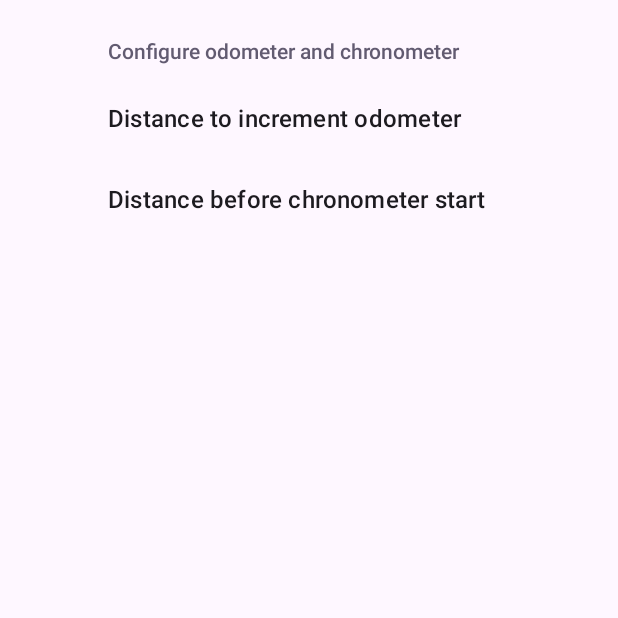
After one commit to b0bChoK/Rallye_Dashboard, an Android app: the fragment SettingsFragment shown on its own in the app's theme, on a phone screen of 412 x 824 dp, the top half of it. The commit adds this screen. Run offline under Robolectric (Android 15) with nearby library versions, the phone set to English and light mode, and no system bars; our stand-ins replace androidx.preference; pictures from the network do not load.

Commit message:
FEAT: add preference menu

```diff
--- a/app/build.gradle.kts
+++ b/app/build.gradle.kts
@@ -45,6 +45,7 @@ dependencies {
     implementation("androidx.appcompat:appcompat:1.6.1")
     implementation("com.google.android.material:material:1.9.0")
     implementation("androidx.constraintlayout:constraintlayout:2.1.4")
+    implementation("androidx.preference:preference-ktx:1.2.0")
     testImplementation("junit:junit:4.13.2")
     androidTestImplementation("androidx.test.ext:junit:1.1.5")
     androidTestImplementation("androidx.test.espresso:espresso-core:3.5.1")
--- /dev/null
+++ b/app/src/main/java/com/b0bchok/rallye_dashboard_kt/SettingsFragment.kt
@@ -0,0 +1,10 @@
+package com.b0bchok.rallye_dashboard_kt
+
+import android.os.Bundle
+import androidx.preference.PreferenceFragmentCompat
+
+class SettingsFragment : PreferenceFragmentCompat() {
+    override fun onCreatePreferences(savedInstanceState: Bundle?, rootKey: String?) {
+        setPreferencesFromResource(R.xml.preferences, rootKey)
+    }
+}
--- /dev/null
+++ b/app/src/main/res/values/array.xml
@@ -0,0 +1,36 @@
+<?xml version="1.0" encoding="utf-8"?>
+<resources>
+    <string-array name="IncrementOdometerData">
+        <item>10</item>
+        <item>50</item>
+        <item>100</item>
+    </string-array>
+
+    <string-array name="IncrementOdometer">
+        <item>+/- 10m</item>
+        <item>+/- 50m</item>
+        <item>+/- 100m</item>
+    </string-array>
+
+    <string-array name="DistanceChronometerData">
+        <item>10</item>
+        <item>20</item>
+        <item>30</item>
+        <item>40</item>
+        <item>50</item>
+        <item>60</item>
+        <item>70</item>
+        <item>80</item>
+    </string-array>
+
+    <string-array name="DistanceChronometer">
+        <item>10m</item>
+        <item>20m</item>
+        <item>30m</item>
+        <item>40m</item>
+        <item>50m</item>
+        <item>60m</item>
+        <item>70m</item>
+        <item>80m</item>
+    </string-array>
+</resources>
--- a/app/src/main/res/values/strings.xml
+++ b/app/src/main/res/values/strings.xml
@@ -23,6 +23,10 @@
     <string name="click_rb">Press long to Open Roadbook</string>
     <string name="click_setup">Press long to Open Configuration</string>
 
+    <string name="pref_title_conf_odo">Configure odometer and chronometer</string>
+    <string name="pref_edit_odo">Distance to increment odometer</string>
+    <string name="pref_chrono_start">Distance before chronometer start</string>
+
     <string name="copyright">(c)2022 by A. DEWAS</string>
     <string name="comment">This is an Android app that can display the current roadbook and a chronometer/odometer/speedometer dashboard, that can be piloted by a ble remote.</string>
 
--- /dev/null
+++ b/app/src/main/res/xml/preferences.xml
@@ -0,0 +1,25 @@
+<?xml version="1.0" encoding="utf-8"?>
+<PreferenceScreen xmlns:android="http://schemas.android.com/apk/res/android"
+    xmlns:app="http://schemas.android.com/apk/res-auto">
+
+    <PreferenceCategory
+        android:layout_width="wrap_content"
+        android:layout_height="wrap_content"
+        android:title="@string/pref_title_conf_odo">
+
+    </PreferenceCategory>
+    <ListPreference
+        android:key="odometer_increment"
+        android:title="@string/pref_edit_odo"
+        android:defaultValue="1"
+        android:entries="@array/IncrementOdometer"
+        android:entryValues="@array/IncrementOdometerData" />
+
+    <ListPreference
+        android:key="chronometer_distance"
+        android:title="@string/pref_chrono_start"
+        android:defaultValue="4"
+        android:entries="@array/DistanceChronometer"
+        android:entryValues="@array/DistanceChronometerData" />
+
+</PreferenceScreen>
```
Also changed, not shown: app/src/main/java/com/b0bchok/rallye_dashboard_kt/MainActivity.kt (+75 -8 lines), app/src/main/res/layout-land/activity_main.xml (+10 -0 lines), app/src/main/res/layout/activity_main.xml (+8 -0 lines).
